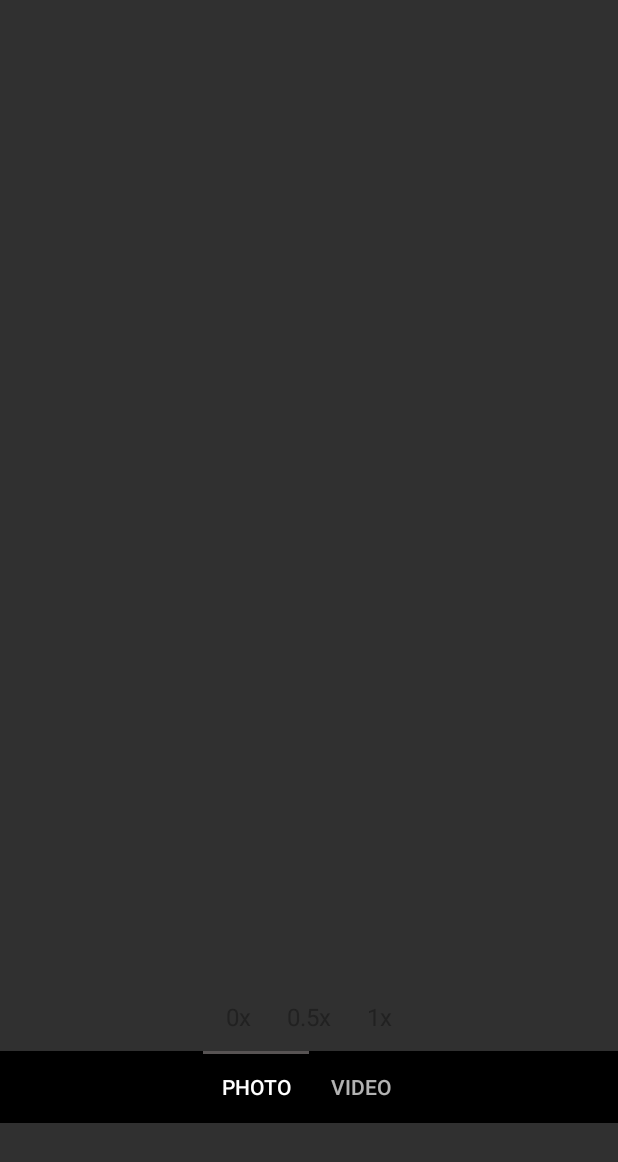
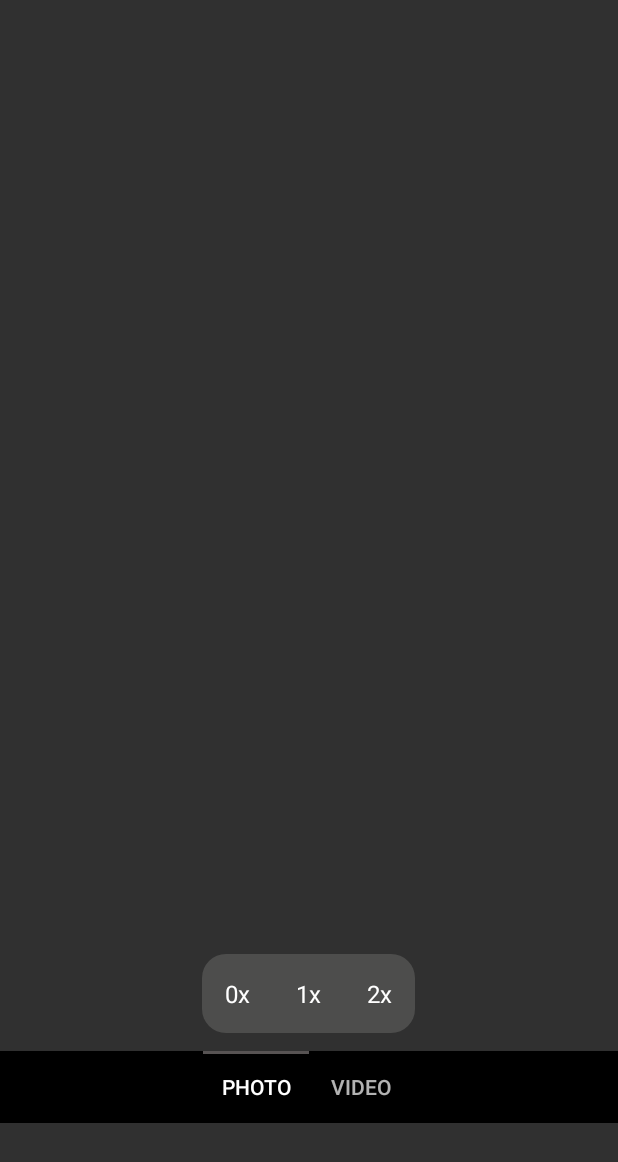
Before and after one commit to ananth081/camera_jsm, an Android app: the CameraActivity screen opened directly, with no data from a screen before it, on a phone screen of 412 x 824 dp. Shown: the top 1162 px of the screen. Run offline under Robolectric (Android 15) with nearby library versions, the phone set to English and light mode, and no system bars; our stand-ins replace navigation-ui; 1 statement that could not run was skipped.

Commit message:
zoom, retake and delete functionalities.

```diff
--- a/app/src/main/res/drawable/zoom_button_corners.xml
+++ b/app/src/main/res/drawable/zoom_button_corners.xml
@@ -15,10 +15,12 @@
   ~ limitations under the License.
   -->
 <selector xmlns:android="http://schemas.android.com/apk/res/android" >
-    <item android:state_pressed="true" >
-        <shape android:shape="oval"  >
+    <item>
+        <shape
+            android:shape="rectangle">
+            <size android:height="12dp" />
             <corners android:radius="16dp" />
-            <solid android:color="#FF9800"/>
+            <solid android:color="#5E81807D"/>
         </shape>
     </item>
 </selector>
--- a/app/src/main/res/layout/content_camera.xml
+++ b/app/src/main/res/layout/content_camera.xml
@@ -20,18 +20,19 @@
         android:layout_gravity="bottom"
         android:orientation="vertical">
         <LinearLayout
-            android:layout_width="match_parent"
+            android:layout_width="wrap_content"
             android:layout_height="wrap_content"
-            android:background="#00555555"
-            android:gravity="center">
+            android:background="@drawable/zoom_button_corners"
+            android:layout_gravity="center"
+            android:layout_marginBottom="12dp">
                 <TextView
                     android:id="@+id/cameraZoomText0"
                     android:layout_width="wrap_content"
                     android:layout_height="wrap_content"
                     android:gravity="center"
-                    android:padding="12dp"
+                    android:padding="15dp"
                     android:text="0x"
-                    android:textColor="#212121"
+                    android:textColor="#FFFFFF"
                     android:textSize="16sp" />
 
                 <TextView
@@ -39,9 +40,9 @@
                     android:layout_width="wrap_content"
                     android:layout_height="wrap_content"
                     android:gravity="center"
-                    android:padding="12dp"
-                    android:textColor="#212121"
-                    android:text="0.5x"
+                    android:padding="15dp"
+                    android:textColor="#FFFFFF"
+                    android:text="1x"
                     android:textSize="16sp" />
 
                 <TextView
@@ -49,9 +50,9 @@
                     android:layout_width="wrap_content"
                     android:layout_height="wrap_content"
                     android:gravity="center"
-                    android:padding="12dp"
-                    android:textColor="#212121"
-                    android:text="1x"
+                    android:padding="15dp"
+                    android:textColor="#FFFFFF"
+                    android:text="2x"
                     android:textSize="16sp" />
         </LinearLayout>
         <com.google.android.material.tabs.TabLayout
```
Also changed, not shown: app/src/main/res/layout/fragment_capture.xml (+21 -18 lines).
